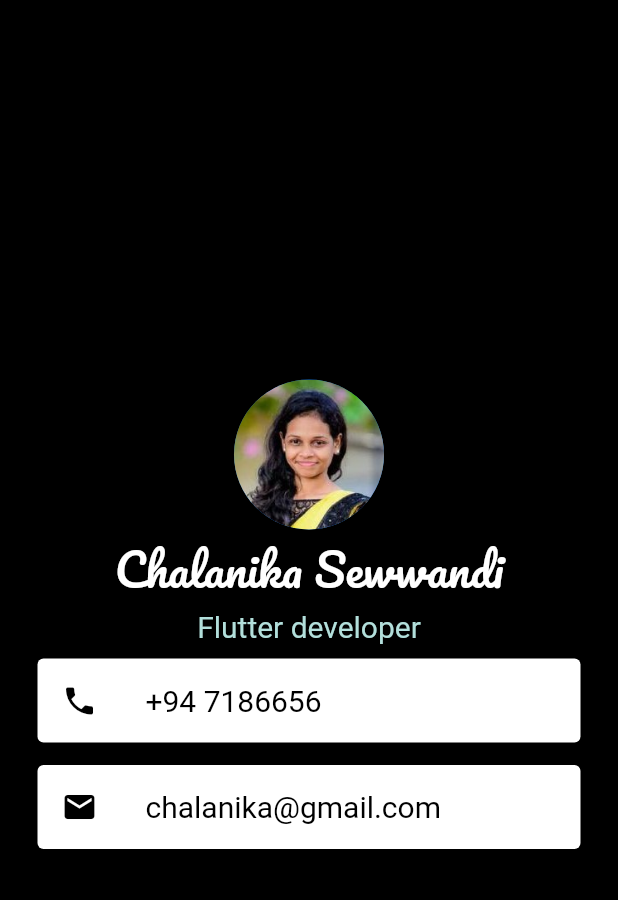
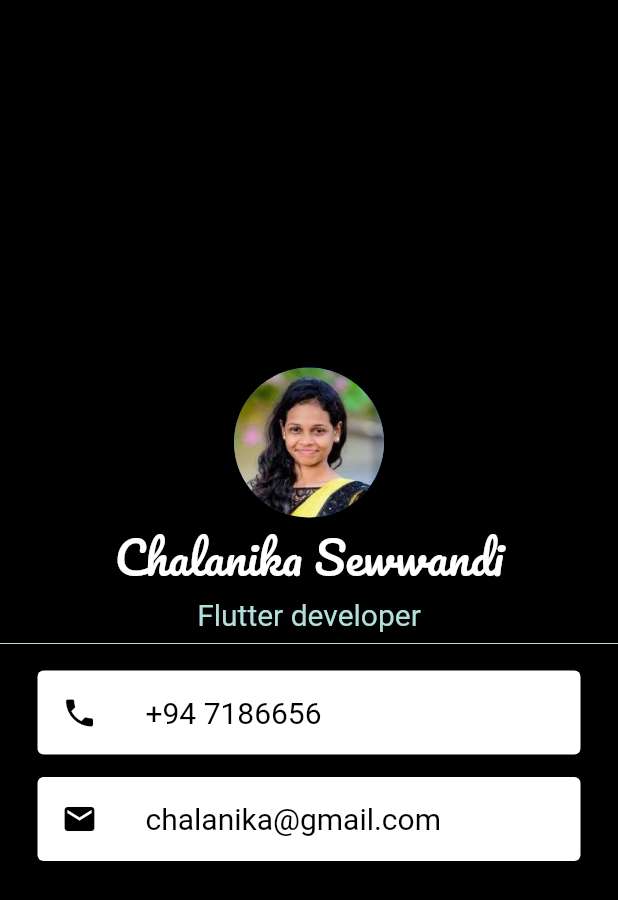
Before and after one commit to chalanika/MiCard, a Flutter app: the screen it shows after launch, on a phone screen of 412 x 824 dp. Shown: the top 900 px of the screen. Run offline on Flutter 3.47's test engine with Material 2 defaults, Android fonts, the phone set to English and light mode, and no system bars.

Commit message:
added line after 'flutter developer'

```diff
--- a/lib/main.dart
+++ b/lib/main.dart
@@ -31,6 +31,12 @@ class MyApp extends StatelessWidget {
                 style: TextStyle(
                   fontSize:20.0,
                   color: Colors.teal.shade100,
+                ),
+              ),
+              SizedBox(
+
+                child: Divider(
+                  color:Colors.teal.shade100,
                 ),
               ),
               Card(
```
